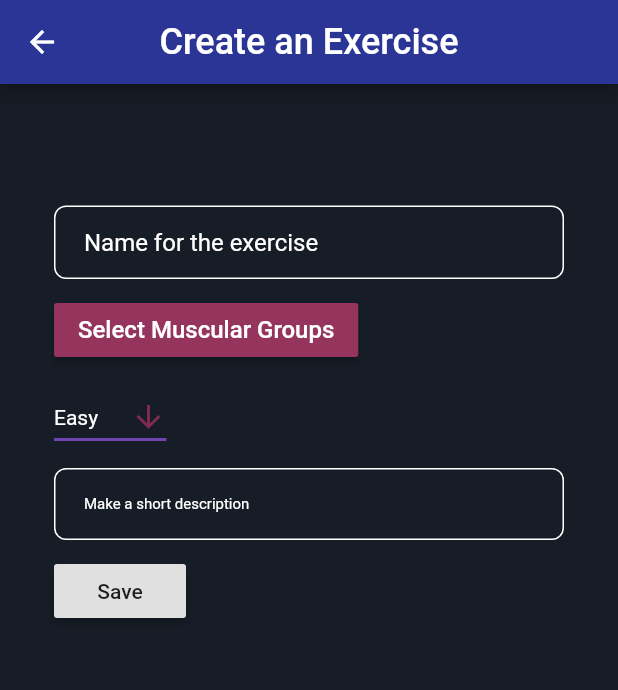
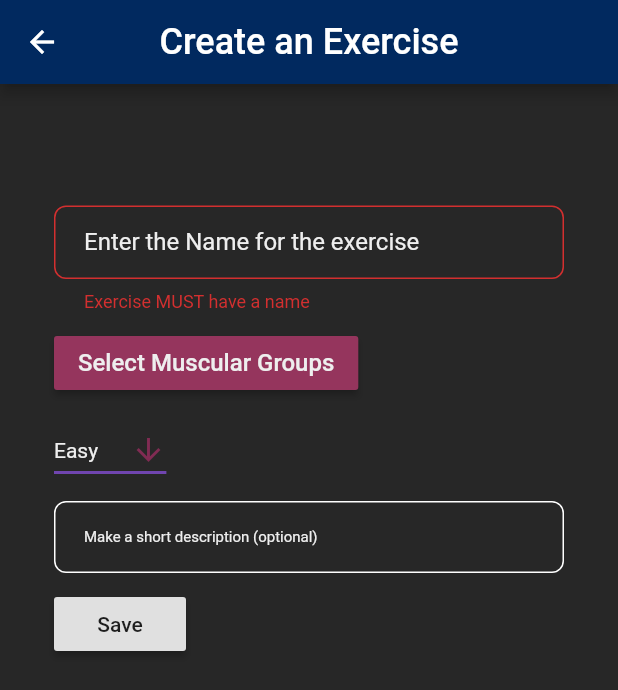
Before and after one commit to marc-doblefilo/feeltheburn-frontend, a Flutter app: the CreateExerciseScreen screen opened directly, after a tap on "Save", on a phone screen of 412 x 824 dp. Shown: the top 690 px of the screen. Run offline on Flutter 3.47's test engine with Material 2 defaults, Android fonts, the phone set to English and light mode, and no system bars; Roboto replaces fonts that are missing (Cairo).

Commit message:
Fixed NameField & MuscularGroupField

```diff
--- a/lib/ui/pages/create-exercise.page.dart
+++ b/lib/ui/pages/create-exercise.page.dart
@@ -29,6 +29,8 @@ class _CreateExerciseScreenState extends State<CreateExerciseScreen> {
     "Lumbar",
     "Obliques"
   ];
+  final List<String> selectedMuscularGroups = [];
+
   String difficulty = "Easy";
 
   _showReportDialog() {
@@ -49,12 +51,27 @@ class _CreateExerciseScreenState extends State<CreateExerciseScreen> {
         });
   }
 
+  final _nameController = TextEditingController();
+  final _descriptionController = TextEditingController();
+  bool _validateName = false;
+
+  @override
+  void dispose() {
+    _nameController.dispose();
+    _descriptionController.dispose();
+    super.dispose();
+  }
+
+  @override
+  Widget build(BuildContext context) {
     final nameField = TextField(
+      controller: _nameController,
       obscureText: false,
       decoration: InputDecoration(
         contentPadding: EdgeInsets.fromLTRB(20.0, 15.0, 20.0, 15.0),
-      hintText: "Name for the exercise",
-      hintStyle: TextStyle(
+        labelText: "Enter the Name for the exercise",
+        errorText: _validateName ? "Exercise MUST have a name" : null,
+        labelStyle: TextStyle(
           fontSize: 16.0,
           color: TextColor,
         ),
@@ -74,7 +91,7 @@ class _CreateExerciseScreenState extends State<CreateExerciseScreen> {
       obscureText: false,
       decoration: InputDecoration(
         contentPadding: EdgeInsets.fromLTRB(20.0, 15.0, 20.0, 15.0),
-      hintText: "Make a short description",
+        hintText: "Make a short description (optional)",
         hintStyle: TextStyle(
           fontSize: 10.0,
           color: TextColor,
@@ -91,8 +108,6 @@ class _CreateExerciseScreenState extends State<CreateExerciseScreen> {
       ),
     );
 
-  @override
-  Widget build(BuildContext context) {
     final muscularGroupsField = RaisedButton(
       child: Text(
         "Select Muscular Groups",
@@ -154,7 +169,9 @@ class _CreateExerciseScreenState extends State<CreateExerciseScreen> {
                 RaisedButton(
                   child: Text("Save"),
                   onPressed: () {
-                    loadExercises();
+                    setState(() {
+                      _nameController.text.isEmpty ? _validateName = true : _validateName = false;
+                    });
                   },
                 ),
               ],
--- a/lib/ui/widget/exercise-box.widget.dart
+++ b/lib/ui/widget/exercise-box.widget.dart
@@ -6,7 +6,7 @@ Widget exerciseContainer(Exercise exercise){
 
   var concatenate = StringBuffer();
   exercise.muscularGroup.forEach((item){
-    concatenate.write("-$item- ");
+    concatenate.write("|$item| ");
   });
   String muscularGroupsString = concatenate.toString();
 
@@ -14,7 +14,7 @@ Widget exerciseContainer(Exercise exercise){
     width: double.infinity,
     margin: EdgeInsets.only(bottom: 10.0),
     decoration: BoxDecoration(
-      color: (exercise.difficulty == "Easy") ? EasyBoxColor : Colors.black,
+      color: (exercise.difficulty == "Easy") ? EasyBoxColor : (exercise.difficulty == "Medium") ? MediumBoxColor : Colors.black,
       borderRadius: BorderRadius.circular(10.0),
     ),
     child:Padding(
--- a/lib/util/colors.dart
+++ b/lib/util/colors.dart
@@ -1,8 +1,8 @@
 import 'package:flutter/material.dart';
 
 // HEADERS & BACKGROUNDS
-const HeaderColor = Color.fromRGBO(43, 53, 149, 1);
-const BackgroundColor = Color.fromRGBO(22, 29, 38, 1);
+const HeaderColor = Color.fromRGBO(1, 41, 95, 1);
+const BackgroundColor = Color.fromRGBO(39, 39, 39, 1);
 
 // BUTTONS
 const SelectedButtonBackgroundColor = Color.fromRGBO(129, 43, 83, 1);
@@ -10,11 +10,12 @@ const ButtonBackgroundColor = Color.fromRGBO(149, 53, 93, 1);
 const UnderlineButtonColor = Color.fromRGBO(112, 69, 175, 1);
 
 // TEXTS
-const TextColor = Color(0xFFFFFFFF);
+const TextColor = Color.fromRGBO(238, 238, 238, 1);
 
 // COLORS
 const white = Colors.white;
 
 // DIFFICULTIES
 
-const EasyBoxColor = Color.fromRGBO(0, 171, 8, 1);
+const EasyBoxColor = Color.fromRGBO(21, 127, 31, 1);
+const MediumBoxColor = Color.fromRGBO(224, 142, 69, 1);
```
Also changed, not shown: lib/ui/pages/list-exercises.page.dart (+10 -4 lines), lib/ui/widget/multi-select-chip.widget.dart (+6 -4 lines). Lines whose indentation alone changed are shown as unchanged.
